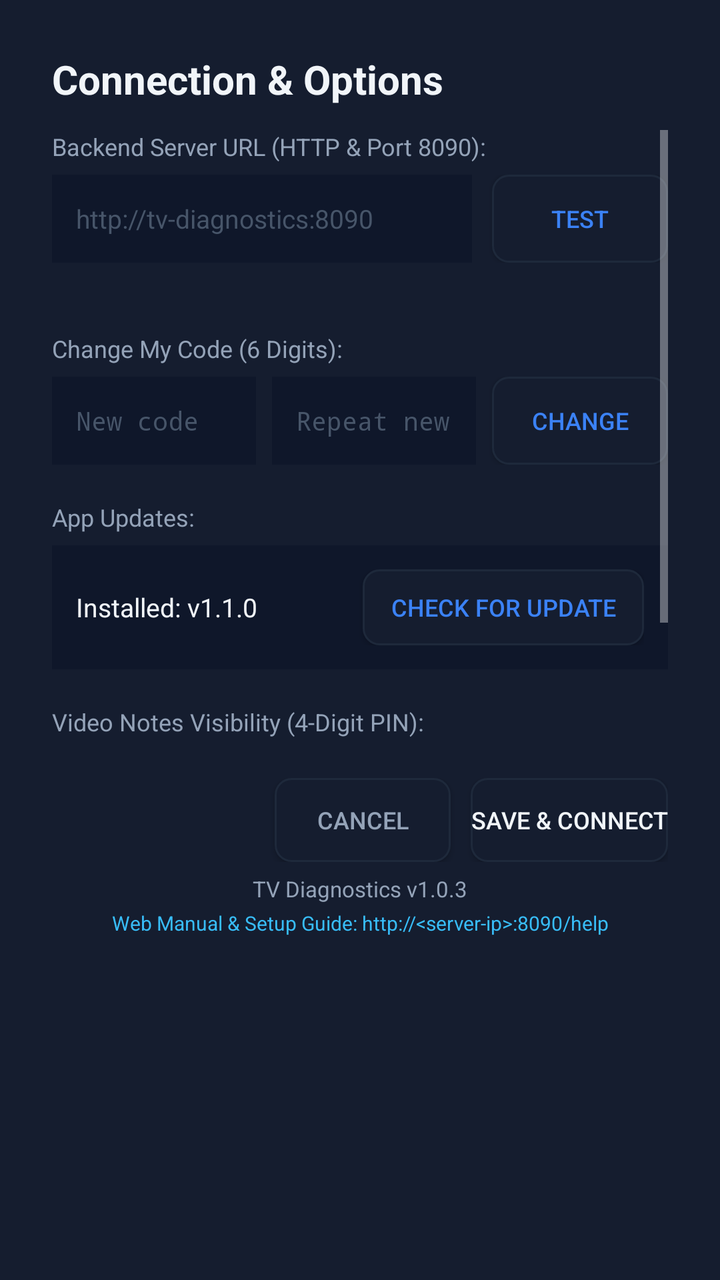
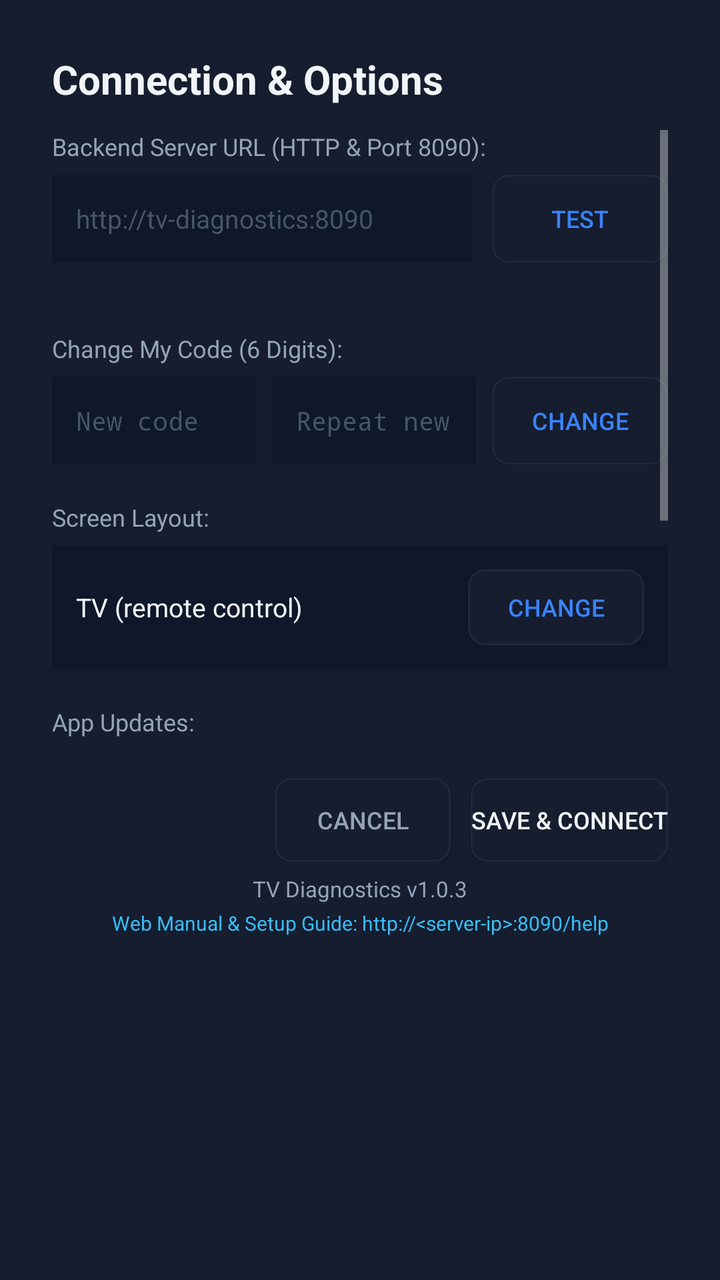

An Android layout rendered at two revisions. The XML below is the earlier revision; the diff shows what the commit changed to produce the second picture.
<!-- AndroidManifest.xml: application theme Theme.TVDiagnostics -->
<!-- res/layout/dialog_settings.xml -->
<?xml version="1.0" encoding="utf-8"?>
<LinearLayout xmlns:android="http://schemas.android.com/apk/res/android"
    android:layout_width="560dp"
    android:layout_height="wrap_content"
    android:orientation="vertical"
    android:background="@color/card_dark"
    android:padding="26dp">

    <TextView
        android:layout_width="wrap_content"
        android:layout_height="wrap_content"
        android:text="@string/btn_settings"
        android:textColor="@color/text_white"
        android:textSize="20sp"
        android:textStyle="bold"
        android:layout_marginBottom="12dp" />

    
    <ScrollView
        android:layout_width="match_parent"
        android:layout_height="310dp"
        android:scrollbars="vertical"
        android:fadeScrollbars="false"
        android:layout_marginBottom="14dp">

        <LinearLayout
            android:layout_width="match_parent"
            android:layout_height="wrap_content"
            android:orientation="vertical">

            
            <TextView
                android:layout_width="wrap_content"
                android:layout_height="wrap_content"
                android:text="Backend Server URL (HTTP &amp; Port 8090):"
                android:textColor="@color/text_muted"
                android:textSize="12sp"
                android:layout_marginBottom="6dp" />

            <LinearLayout
                android:layout_width="match_parent"
                android:layout_height="wrap_content"
                android:orientation="horizontal"
                android:gravity="center_vertical"
                android:layout_marginBottom="6dp">

                <EditText
                    android:id="@+id/etServerUrl"
                    android:layout_width="0dp"
                    android:layout_height="44dp"
                    android:layout_weight="1"
                    android:background="#0F172A"
                    android:paddingStart="12dp"
                    android:paddingEnd="12dp"
                    android:textColor="@color/text_white"
                    android:textSize="13sp"
                    android:hint="@string/default_server_url"
                    android:textColorHint="#475569"
                    android:inputType="textUri"
                    android:focusable="true"
                    android:layout_marginEnd="10dp" />

                <Button
                    android:id="@+id/btnTestConnection"
                    android:layout_width="wrap_content"
                    android:layout_height="44dp"
                    android:text="Test"
                    android:background="@drawable/btn_tv_focus"
                    android:textColor="@color/accent_blue"
                    android:textSize="12sp"
                    android:paddingStart="16dp"
                    android:paddingEnd="16dp"
                    android:focusable="true" />
            </LinearLayout>

            <TextView
                android:id="@+id/tvConnectionStatus"
                android:layout_width="match_parent"
                android:layout_height="wrap_content"
                android:text=""
                android:textSize="12sp"
                android:visibility="gone"
                android:layout_marginBottom="6dp" />

            <TextView
                android:id="@+id/tvDeviceIpHint"
                android:layout_width="match_parent"
                android:layout_height="wrap_content"
                android:text=""
                android:textColor="#94A3B8"
                android:textSize="11sp"
                android:layout_marginBottom="14dp" />

            
            <TextView
                android:tag="vaultOnly"
                android:id="@+id/tvMyCodeLabel"
                android:layout_width="wrap_content"
                android:layout_height="wrap_content"
                android:text="Change My Code (6 Digits):"
                android:textColor="@color/text_muted"
                android:textSize="12sp"
                android:layout_marginBottom="6dp" />

            <LinearLayout
                android:tag="vaultOnly"
                android:layout_width="match_parent"
                android:layout_height="wrap_content"
                android:orientation="horizontal"
                android:gravity="center_vertical"
                android:layout_marginBottom="6dp">

                <EditText
                    android:id="@+id/etNewPin"
                    android:layout_width="0dp"
                    android:layout_height="44dp"
                    android:layout_weight="1"
                    android:background="#0F172A"
                    android:paddingStart="12dp"
                    android:paddingEnd="12dp"
                    android:textColor="@color/text_white"
                    android:textSize="13sp"
                    android:hint="New code"
                    android:textColorHint="#475569"
                    android:inputType="numberPassword"
                    android:maxLength="6"
                    android:focusable="true"
                    android:layout_marginEnd="8dp" />

                <EditText
                    android:id="@+id/etConfirmPin"
                    android:layout_width="0dp"
                    android:layout_height="44dp"
                    android:layout_weight="1"
                    android:background="#0F172A"
                    android:paddingStart="12dp"
                    android:paddingEnd="12dp"
                    android:textColor="@color/text_white"
                    android:textSize="13sp"
                    android:hint="Repeat new code"
                    android:textColorHint="#475569"
                    android:inputType="numberPassword"
                    android:maxLength="6"
                    android:focusable="true"
                    android:layout_marginEnd="8dp" />

                <Button
                    android:id="@+id/btnChangePin"
                    android:layout_width="wrap_content"
                    android:layout_height="44dp"
                    android:text="Change"
                    android:background="@drawable/btn_tv_focus"
                    android:textColor="@color/accent_blue"
                    android:textSize="12sp"
                    android:paddingStart="16dp"
                    android:paddingEnd="16dp"
                    android:focusable="true" />
            </LinearLayout>

            <TextView
                android:tag="vaultOnly"
                android:id="@+id/tvChangePinStatus"
                android:layout_width="match_parent"
                android:layout_height="wrap_content"
                android:textSize="12sp"
                android:visibility="gone"
                android:layout_marginBottom="6dp" />

            <View
                android:tag="vaultOnly"
                android:layout_width="match_parent"
                android:layout_height="12dp" />

            
            <TextView
                android:layout_width="wrap_content"
                android:layout_height="wrap_content"
                android:text="App Updates:"
                android:textColor="@color/text_muted"
                android:textSize="12sp"
                android:layout_marginBottom="6dp" />

            <LinearLayout
                android:layout_width="match_parent"
                android:layout_height="wrap_content"
                android:orientation="horizontal"
                android:gravity="center_vertical"
                android:background="#0F172A"
                android:padding="12dp"
                android:layout_marginBottom="18dp">

                <TextView
                    android:id="@+id/tvUpdateStatus"
                    android:layout_width="0dp"
                    android:layout_height="wrap_content"
                    android:layout_weight="1"
                    android:text="Installed: v1.1.0"
                    android:textColor="@color/text_white"
                    android:textSize="13sp" />

                <Button
                    android:id="@+id/btnCheckUpdate"
                    android:layout_width="wrap_content"
                    android:layout_height="38dp"
                    android:background="@drawable/btn_tv_focus"
                    android:text="Check for Update"
                    android:textColor="@color/accent_blue"
                    android:textSize="12sp"
                    android:paddingStart="14dp"
                    android:paddingEnd="14dp"
                    android:focusable="true" />
            </LinearLayout>

            
            <TextView
                android:tag="vaultOnly"
                android:layout_width="wrap_content"
                android:layout_height="wrap_content"
                android:text="Video Notes Visibility (4-Digit PIN):"
                android:textColor="@color/text_muted"
                android:textSize="12sp"
                android:layout_marginBottom="6dp" />

            <LinearLayout
                android:tag="vaultOnly"
                android:layout_width="match_parent"
                android:layout_height="wrap_content"
                android:orientation="horizontal"
                android:gravity="center_vertical"
                android:background="#0F172A"
                android:padding="12dp"
                android:layout_marginBottom="18dp">

                <TextView
                    android:id="@+id/tvNotesStatus"
                    android:layout_width="0dp"
                    android:layout_height="wrap_content"
                    android:layout_weight="1"
                    android:text="Status: OFF (Hidden)"
                    android:textColor="@color/text_white"
                    android:textSize="13sp" />

                <Button
                    android:id="@+id/btnToggleNotes"
                    android:layout_width="wrap_content"
                    android:layout_height="38dp"
                    android:background="@drawable/btn_tv_focus"
                    android:text="Enable Notes"
                    android:textColor="@color/accent_blue"
                    android:textSize="12sp"
                    android:focusable="true" />
            </LinearLayout>

        </LinearLayout>
    </ScrollView>

    
    <LinearLayout
        android:layout_width="match_parent"
        android:layout_height="wrap_content"
        android:orientation="horizontal"
        android:gravity="end">

        <Button
            android:id="@+id/btnSettingsCancel"
            android:layout_width="wrap_content"
            android:layout_height="42dp"
            android:text="Cancel"
            android:background="@drawable/btn_tv_focus"
            android:textColor="@color/text_muted"
            android:textSize="12sp"
            android:layout_marginEnd="10dp"
            android:focusable="true" />

        <Button
            android:id="@+id/btnSettingsSave"
            android:layout_width="wrap_content"
            android:layout_height="42dp"
            android:text="Save &amp; Connect"
            android:background="@drawable/btn_tv_focus"
            android:textColor="@color/text_white"
            android:textSize="12sp"
            android:focusable="true" />
    </LinearLayout>

    
    <TextView
        android:id="@+id/tvAppVersion"
        android:layout_width="match_parent"
        android:layout_height="wrap_content"
        android:text="TV Diagnostics v1.0.3"
        android:textColor="@color/text_muted"
        android:textSize="11sp"
        android:gravity="center"
        android:layout_marginTop="6dp" />

    <TextView
        android:id="@+id/tvAppHelpLink"
        android:layout_width="match_parent"
        android:layout_height="wrap_content"
        android:text="Web Manual &amp; Setup Guide: http://&lt;server-ip&gt;:8090/help"
        android:textColor="#38bdf8"
        android:textSize="10sp"
        android:gravity="center"
        android:layout_marginTop="3dp" />

</LinearLayout>
<!-- resources referenced by this layout -->
<resources>
  <color name="accent_blue">#3B82F6</color>
  <color name="card_dark">#151D2F</color>
  <color name="text_muted">#94A3B8</color>
  <color name="text_white">#F1F5F9</color>
  <!-- drawable btn_tv_focus (drawable) -->
  <?xml version="1.0" encoding="utf-8"?>
  <selector xmlns:android="http://schemas.android.com/apk/res/android">
      <item android:state_focused="true">
          <shape android:shape="rectangle">
              <solid android:color="@color/card_focused" />
              <stroke android:width="3dp" android:color="@color/tv_focus_stroke" />
              <corners android:radius="8dp" />
          </shape>
      </item>
      <item android:state_pressed="true">
          <shape android:shape="rectangle">
              <solid android:color="@color/accent_blue" />
              <corners android:radius="8dp" />
          </shape>
      </item>
      <item>
          <shape android:shape="rectangle">
              <solid android:color="@color/card_dark" />
              <stroke android:width="1dp" android:color="@color/border_dark" />
              <corners android:radius="8dp" />
          </shape>
      </item>
  </selector>
  <string name="btn_settings">Connection &amp; Options</string>
  <string name="default_server_url">http://tv-diagnostics:8090</string>
  <style name="Theme.TVDiagnostics" parent="Theme.AppCompat.NoActionBar">
          <item name="android:windowBackground">@color/bg_dark</item>
          <item name="android:textColor">@color/text_white</item>
          <item name="colorPrimary">@color/accent_blue</item>
          <item name="colorAccent">@color/accent_blue</item>
      </style>
  <color name="card_focused">#2A3B5C</color>
  <color name="tv_focus_stroke">#60A5FA</color>
  <color name="border_dark">#1E293B</color>
  <color name="bg_dark">#0B0F19</color>
</resources>

<!-- the commit's change to res/layout/dialog_settings.xml (unified diff, before → after) -->
@@ -17,6 +17,7 @@
 
     
     <ScrollView
+        android:id="@+id/svSettingsBody"
         android:layout_width="match_parent"
         android:layout_height="310dp"
         android:scrollbars="vertical"
@@ -170,6 +171,46 @@
                 android:tag="vaultOnly"
                 android:layout_width="match_parent"
                 android:layout_height="12dp" />
+
+            
+            <TextView
+                android:layout_width="wrap_content"
+                android:layout_height="wrap_content"
+                android:text="Screen Layout:"
+                android:textColor="@color/text_muted"
+                android:textSize="12sp"
+                android:layout_marginBottom="6dp" />
+
+            <LinearLayout
+                android:layout_width="match_parent"
+                android:layout_height="wrap_content"
+                android:orientation="horizontal"
+                android:gravity="center_vertical"
+                android:background="#0F172A"
+                android:padding="12dp"
+                android:layout_marginBottom="18dp">
+
+                <TextView
+                    android:id="@+id/tvUiModeStatus"
+                    android:layout_width="0dp"
+                    android:layout_height="wrap_content"
+                    android:layout_weight="1"
+                    android:text="TV (remote control)"
+                    android:textColor="@color/text_white"
+                    android:textSize="13sp" />
+
+                <Button
+                    android:id="@+id/btnChangeUiMode"
+                    android:layout_width="wrap_content"
+                    android:layout_height="38dp"
+                    android:background="@drawable/btn_tv_focus"
+                    android:text="Change"
+                    android:textColor="@color/accent_blue"
+                    android:textSize="12sp"
+                    android:paddingStart="14dp"
+                    android:paddingEnd="14dp"
+                    android:focusable="true" />
+            </LinearLayout>
 
             
             <TextView
